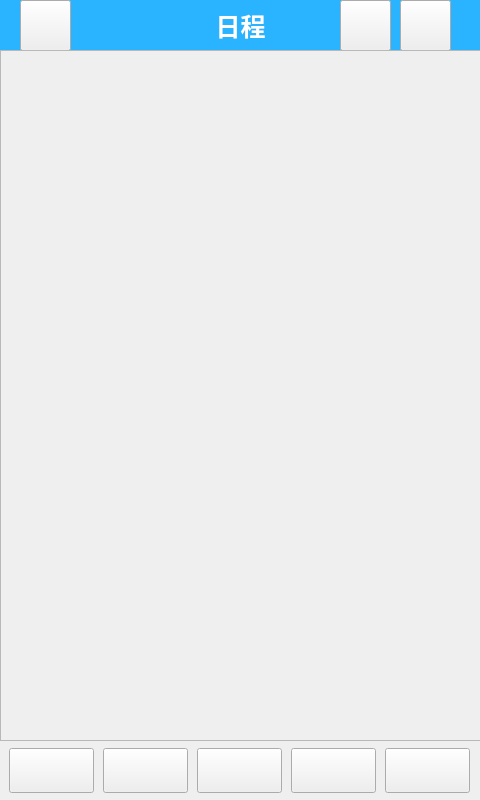
First picture: the form in TaskManager/View/mainwindow.ui, repository xingyimen/GanShiTaskManager, before the edit.
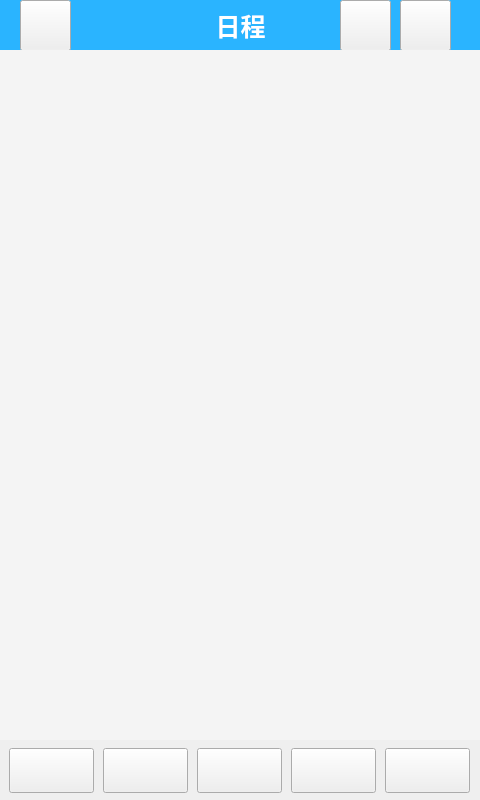
Second picture: the form after the edit. The open tabs and pages were chosen to show the change. Icons and pictures are not drawn.

Patch:
```diff
--- a/TaskManager/View/mainwindow.ui
+++ b/TaskManager/View/mainwindow.ui
@@ -126,28 +126,48 @@
        <string/>
       </property>
      </widget>
-     <widget class="QScrollArea" name="ScheScrollArea">
+     <widget class="QGraphicsView" name="SchegraphicsView">
       <property name="geometry">
        <rect>
         <x>0</x>
         <y>50</y>
-        <width>481</width>
-        <height>691</height>
+        <width>480</width>
+        <height>690</height>
        </rect>
       </property>
-      <property name="widgetResizable">
-       <bool>true</bool>
+      <property name="minimumSize">
+       <size>
+        <width>480</width>
+        <height>690</height>
+       </size>
       </property>
-      <widget class="QWidget" name="ScheScrollAreaWidgetContents">
-       <property name="geometry">
-        <rect>
-         <x>0</x>
-         <y>0</y>
-         <width>479</width>
-         <height>689</height>
-        </rect>
-       </property>
-      </widget>
+      <property name="maximumSize">
+       <size>
+        <width>480</width>
+        <height>690</height>
+       </size>
+      </property>
+      <property name="toolTipDuration">
+       <number>-1</number>
+      </property>
+      <property name="styleSheet">
+       <string notr="true">QGraphicsView{
+border:0px solid white;
+background-color : rgb(244, 244, 244);
+}</string>
+      </property>
+      <property name="verticalScrollBarPolicy">
+       <enum>Qt::ScrollBarAlwaysOff</enum>
+      </property>
+      <property name="horizontalScrollBarPolicy">
+       <enum>Qt::ScrollBarAlwaysOff</enum>
+      </property>
+      <property name="alignment">
+       <set>Qt::AlignHCenter|Qt::AlignTop</set>
+      </property>
+      <property name="dragMode">
+       <enum>QGraphicsView::ScrollHandDrag</enum>
+      </property>
      </widget>
     </widget>
     <widget class="QWidget" name="workflow">
```
Left out of the diff: 2 changed lines with no effect on the pictures.
